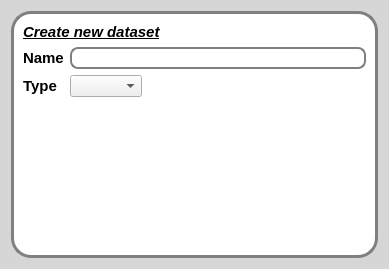
Above: src/romeo/view/dialogs/newdatasetdialog.ui from AlbertoSimioni/Romeo before the change. Below: the same form after it.
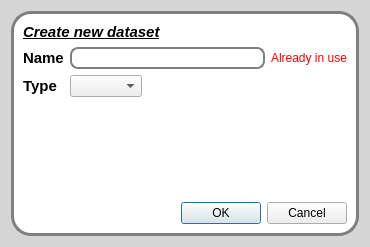
That is the form after the change.

Diff of the .ui file:
```diff
--- a/src/romeo/view/dialogs/newdatasetdialog.ui
+++ b/src/romeo/view/dialogs/newdatasetdialog.ui
@@ -6,8 +6,8 @@
    <rect>
     <x>0</x>
     <y>0</y>
-    <width>389</width>
-    <height>269</height>
+    <width>370</width>
+    <height>247</height>
    </rect>
   </property>
   <property name="windowTitle">
@@ -42,10 +42,9 @@
      <property name="frameShadow">
       <enum>QFrame::Raised</enum>
      </property>
-     <layout class="QFormLayout" name="formLayout">
-      <property name="fieldGrowthPolicy">
-       <enum>QFormLayout::AllNonFixedFieldsGrow</enum>
-      </property>
+     <layout class="QVBoxLayout" name="verticalLayout">
+      <item>
+       <layout class="QGridLayout" name="gridLayout_2">
       <item row="0" column="0" colspan="2">
        <widget class="QLabel" name="label_3">
         <property name="text">
@@ -61,7 +60,22 @@
        </widget>
       </item>
       <item row="1" column="1">
-       <widget class="QLineEdit" name="lineEdit"/>
+         <layout class="QHBoxLayout" name="horizontalLayout_2">
+          <item>
+           <widget class="QLineEdit" name="lineEdit">
+            <property name="text">
+             <string/>
+            </property>
+           </widget>
+          </item>
+          <item>
+           <widget class="QLabel" name="ErrorLabel">
+            <property name="text">
+             <string>&lt;html&gt;&lt;head/&gt;&lt;body&gt;&lt;p&gt;&lt;span style=&quot; font-size:9pt; font-weight:400; color:#ff0000;&quot;&gt;Already in use&lt;/span&gt;&lt;/p&gt;&lt;/body&gt;&lt;/html&gt;</string>
+            </property>
+           </widget>
+          </item>
+         </layout>
       </item>
       <item row="2" column="0">
        <widget class="QLabel" name="label_2">
@@ -87,6 +101,45 @@
            </size>
           </property>
          </spacer>
+          </item>
+         </layout>
+        </item>
+       </layout>
+      </item>
+      <item>
+       <spacer name="verticalSpacer">
+        <property name="orientation">
+         <enum>Qt::Vertical</enum>
+        </property>
+        <property name="sizeHint" stdset="0">
+         <size>
+          <width>20</width>
+          <height>83</height>
+         </size>
+        </property>
+       </spacer>
+      </item>
+      <item>
+       <layout class="QHBoxLayout" name="horizontalLayout_3">
+        <item>
+         <spacer name="horizontalSpacer_2">
+          <property name="orientation">
+           <enum>Qt::Horizontal</enum>
+          </property>
+          <property name="sizeHint" stdset="0">
+           <size>
+            <width>40</width>
+            <height>20</height>
+           </size>
+          </property>
+         </spacer>
+        </item>
+        <item>
+         <widget class="QDialogButtonBox" name="buttonBox">
+          <property name="standardButtons">
+           <set>QDialogButtonBox::Cancel|QDialogButtonBox::Ok</set>
+          </property>
+         </widget>
         </item>
        </layout>
       </item>
```
Lines whose indentation alone changed are shown as unchanged.
